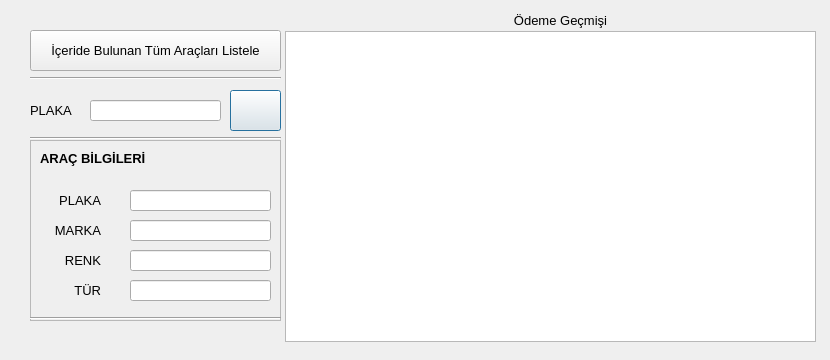
The window that forms/vehiclesearch.ui (ydcpp/ParkingLotManagement) describes before a commit, drawn with Qt 5.
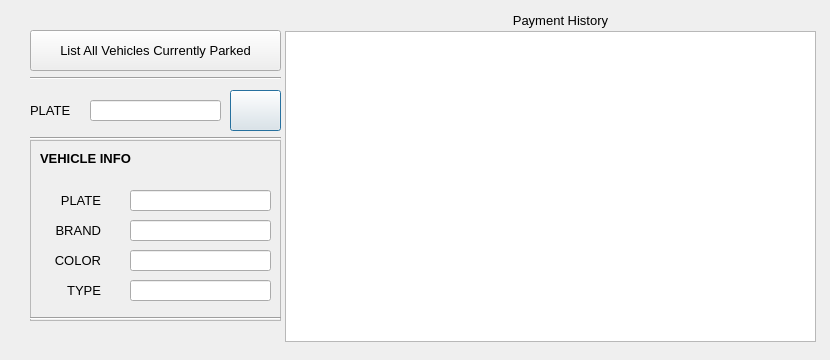
The same window after the commit. Icons and pictures are not drawn.

Diff of the .ui file:
```diff
--- a/forms/vehiclesearch.ui
+++ b/forms/vehiclesearch.ui
@@ -53,7 +53,7 @@
     </rect>
    </property>
    <property name="text">
-    <string>PLAKA</string>
+    <string>PLATE</string>
    </property>
   </widget>
   <widget class="QLineEdit" name="lineEdit_search">
@@ -118,7 +118,7 @@
     </rect>
    </property>
    <property name="text">
-    <string>Ödeme Geçmişi</string>
+    <string>Payment History</string>
    </property>
    <property name="alignment">
     <set>Qt::AlignCenter</set>
@@ -162,7 +162,7 @@
      </rect>
     </property>
     <property name="text">
-     <string>MARKA</string>
+     <string>BRAND</string>
     </property>
     <property name="alignment">
      <set>Qt::AlignRight|Qt::AlignTrailing|Qt::AlignVCenter</set>
@@ -178,7 +178,7 @@
      </rect>
     </property>
     <property name="text">
-     <string>RENK</string>
+     <string>COLOR</string>
     </property>
     <property name="alignment">
      <set>Qt::AlignRight|Qt::AlignTrailing|Qt::AlignVCenter</set>
@@ -200,7 +200,7 @@
      </font>
     </property>
     <property name="text">
-     <string>ARAÇ BİLGİLERİ</string>
+     <string>VEHICLE INFO</string>
     </property>
    </widget>
    <widget class="QLabel" name="label_6">
@@ -213,7 +213,7 @@
      </rect>
     </property>
     <property name="text">
-     <string>TÜR</string>
+     <string>TYPE</string>
     </property>
     <property name="alignment">
      <set>Qt::AlignRight|Qt::AlignTrailing|Qt::AlignVCenter</set>
@@ -229,7 +229,7 @@
      </rect>
     </property>
     <property name="text">
-     <string>PLAKA</string>
+     <string>PLATE</string>
     </property>
     <property name="alignment">
      <set>Qt::AlignRight|Qt::AlignTrailing|Qt::AlignVCenter</set>
@@ -324,7 +324,7 @@
     </rect>
    </property>
    <property name="text">
-    <string>İçeride Bulunan Tüm Araçları Listele</string>
+    <string>List All Vehicles Currently Parked</string>
    </property>
   </widget>
  </widget>
```
Left out of the diff: 5 changed lines with no effect on the pictures.
